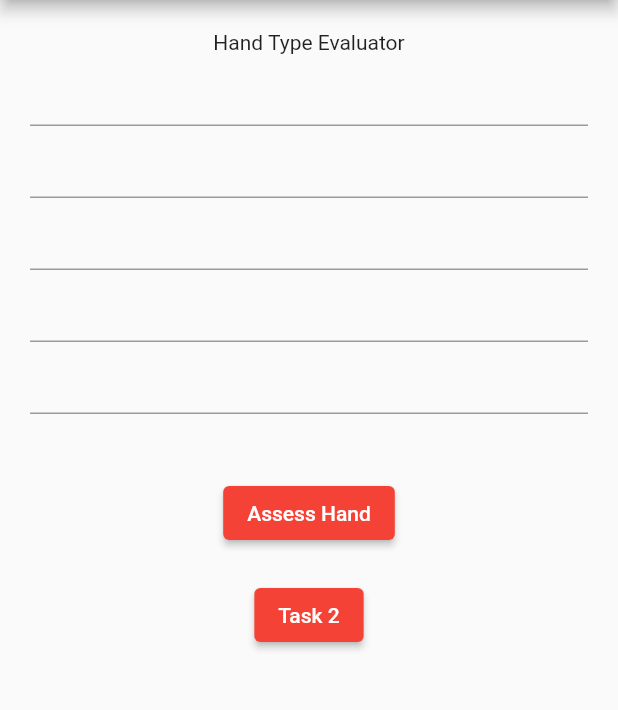
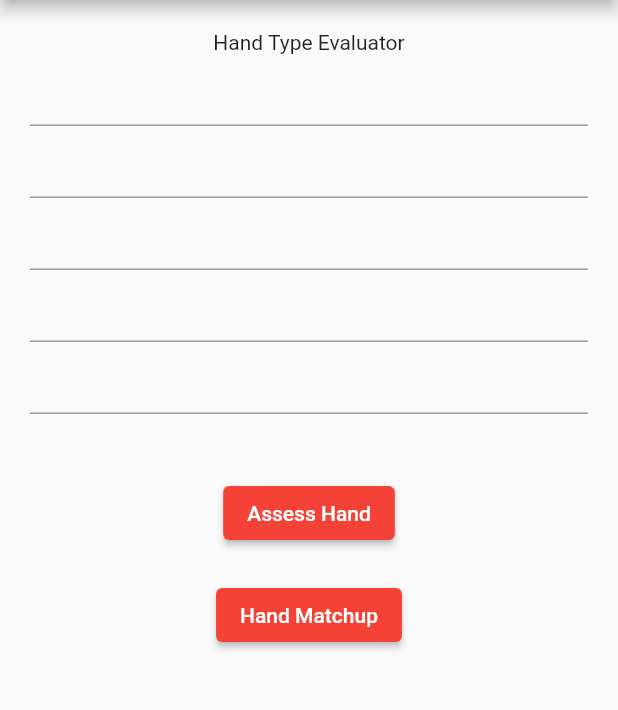
Before and after one commit to jamesolano2001/Texas-Hold-em, a Flutter app: the screen it shows after launch, on a phone screen of 412 x 824 dp, the part 84-794 px from its top. Run offline on Flutter 3.47's test engine with Material 2 defaults, Android fonts, the phone set to English and light mode, and no system bars.

Commit message:
Changed text

```diff
--- a/lib/Task2.dart
+++ b/lib/Task2.dart
@@ -19,7 +19,7 @@ class _Task2 extends State<Task2> {
   Widget build(BuildContext context) {
     return Scaffold(
       appBar: AppBar(
-        title: Text('Task 2'),
+        title: Text('Hand Matchup'),
       ),
       body: Padding(
         padding: const EdgeInsets.all(10.0),
--- a/lib/main.dart
+++ b/lib/main.dart
@@ -191,7 +191,7 @@ class _MyHomePageState extends State<MyHomePage> {
                 onPressed: (){
                   Navigator.pushNamed(context, '/second');
                 },
-                child: Text('Task 2'),)
+                child: Text('Hand Matchup'),)
             ),
           ],
         ),
```
